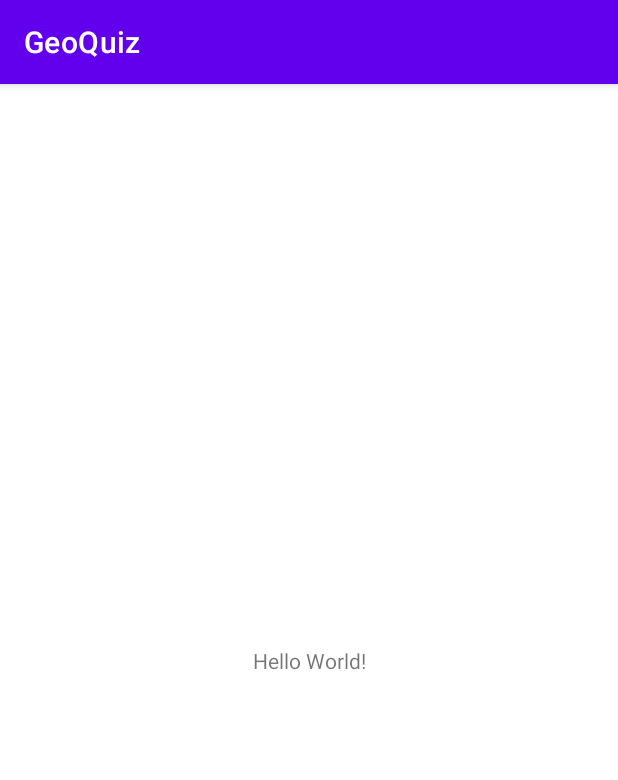
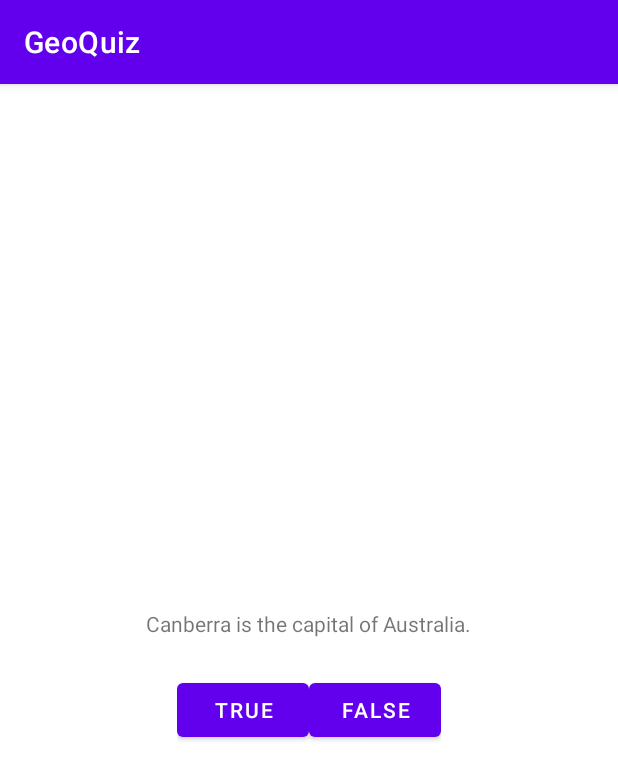
Before and after one commit to HeAohow/BigNerd, an Android app: the screen it shows after launch (MainActivity), on a phone screen of 412 x 824 dp. Shown: the top 780 px of the screen. Run offline under Robolectric (Android 15) with nearby library versions, the phone set to English and light mode, and no system bars.

Commit message:
initial commit

```diff
--- a/GeoQuiz/app/src/main/java/com/heao/geoquiz/MainActivity.java
+++ b/GeoQuiz/app/src/main/java/com/heao/geoquiz/MainActivity.java
@@ -3,12 +3,37 @@ package com.heao.geoquiz;
 import androidx.appcompat.app.AppCompatActivity;
 
 import android.os.Bundle;
+import android.view.Gravity;
+import android.view.View;
+import android.widget.Button;
+import android.widget.Toast;
 
 public class MainActivity extends AppCompatActivity {
+    private Button mTrueButton;
+    private Button mFalseButton;
 
     @Override
     protected void onCreate(Bundle savedInstanceState) {
         super.onCreate(savedInstanceState);
         setContentView(R.layout.activity_main);
+
+        mTrueButton = findViewById(R.id.true_button);
+        mFalseButton = findViewById(R.id.false_button);
+
+        Toast mTrueToast = Toast.makeText(MainActivity.this, R.string.correct_toast, Toast.LENGTH_SHORT);
+        Toast mFalseToast = Toast.makeText(MainActivity.this, R.string.incorrect_toast, Toast.LENGTH_SHORT);
+
+        mTrueButton.setOnClickListener(new View.OnClickListener() {
+            @Override
+            public void onClick(View v) {
+                mTrueToast.setGravity(Gravity.TOP, 0, 0);
+                mTrueToast.show();
+            }
+        });
+
+        mFalseButton.setOnClickListener(v -> {
+            mFalseToast.setGravity(Gravity.TOP, 0, 0);
+            mFalseToast.show();
+        });
     }
 }
--- a/GeoQuiz/app/src/main/res/layout/activity_main.xml
+++ b/GeoQuiz/app/src/main/res/layout/activity_main.xml
@@ -1,18 +1,44 @@
 <?xml version="1.0" encoding="utf-8"?>
-<androidx.constraintlayout.widget.ConstraintLayout xmlns:android="http://schemas.android.com/apk/res/android"
-    xmlns:app="http://schemas.android.com/apk/res-auto"
-    xmlns:tools="http://schemas.android.com/tools"
+<!--<androidx.constraintlayout.widget.ConstraintLayout xmlns:android="http://schemas.android.com/apk/res/android"-->
+<!--    xmlns:app="http://schemas.android.com/apk/res-auto"-->
+<!--    xmlns:tools="http://schemas.android.com/tools"-->
+<!--    android:layout_width="match_parent"-->
+<!--    android:layout_height="match_parent"-->
+<!--    tools:context=".MainActivity">-->
+
+<!--    <TextView-->
+<!--        android:layout_width="wrap_content"-->
+<!--        android:layout_height="wrap_content"-->
+<!--        android:text="Hello World!"-->
+<!--        app:layout_constraintBottom_toBottomOf="parent"-->
+<!--        app:layout_constraintLeft_toLeftOf="parent"-->
+<!--        app:layout_constraintRight_toRightOf="parent"-->
+<!--        app:layout_constraintTop_toTopOf="parent" />-->
+
+<!--</androidx.constraintlayout.widget.ConstraintLayout>-->
+<LinearLayout xmlns:android="http://schemas.android.com/apk/res/android"
     android:layout_width="match_parent"
     android:layout_height="match_parent"
-    tools:context=".MainActivity">
-
+    android:gravity="center"
+    android:orientation="vertical" >
     <TextView
         android:layout_width="wrap_content"
         android:layout_height="wrap_content"
-        android:text="Hello World!"
-        app:layout_constraintBottom_toBottomOf="parent"
-        app:layout_constraintLeft_toLeftOf="parent"
-        app:layout_constraintRight_toRightOf="parent"
-        app:layout_constraintTop_toTopOf="parent" />
-
-</androidx.constraintlayout.widget.ConstraintLayout>
+        android:padding="24dp"
+        android:text="@string/question_text" />
+    <LinearLayout
+        android:layout_width="wrap_content"
+        android:layout_height="wrap_content"
+        android:orientation="horizontal" >
+        <Button
+            android:id="@+id/true_button"
+            android:layout_width="wrap_content"
+            android:layout_height="wrap_content"
+            android:text="@string/true_button" />
+        <Button
+            android:id="@+id/false_button"
+            android:layout_width="wrap_content"
+            android:layout_height="wrap_content"
+            android:text="@string/false_button" />
+    </LinearLayout>
+</LinearLayout>
--- a/GeoQuiz/app/src/main/res/values/strings.xml
+++ b/GeoQuiz/app/src/main/res/values/strings.xml
@@ -1,3 +1,8 @@
 <resources>
     <string name="app_name">GeoQuiz</string>
+    <string name="question_text">Canberra is the capital of Australia.</string>
+    <string name="true_button">True</string>
+    <string name="false_button">False</string>
+    <string name="correct_toast">Correct!</string>
+    <string name="incorrect_toast">Incorrect!</string>
 </resources>
```
